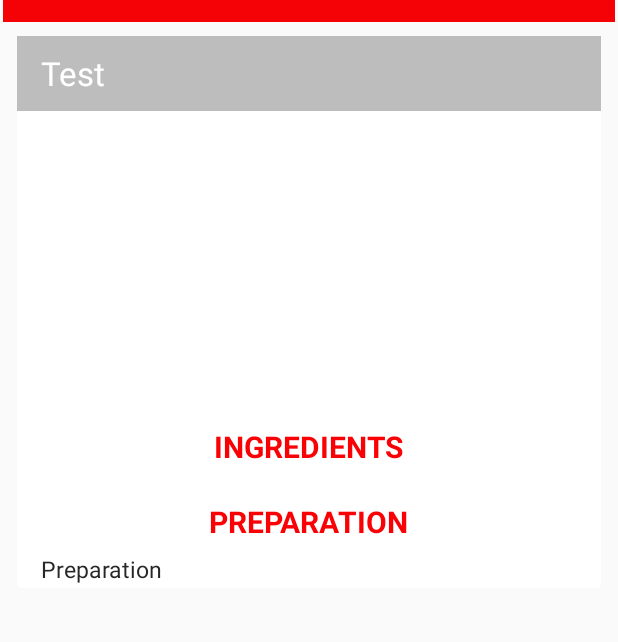
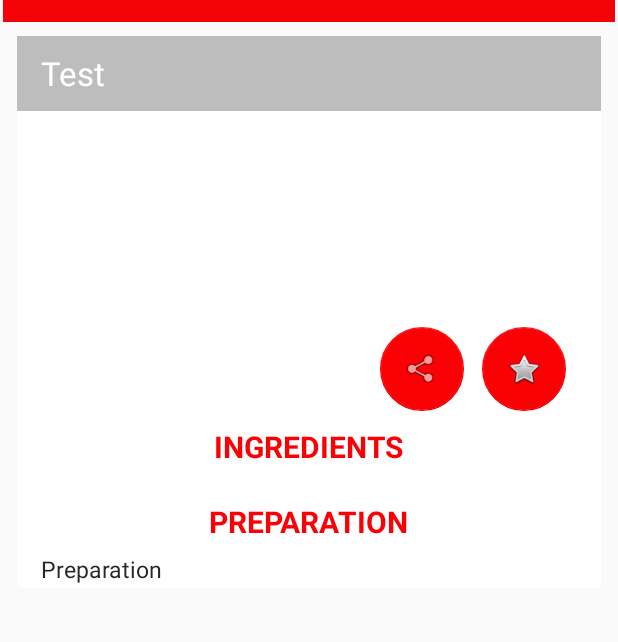
Before and after one commit to TeamKizinLakay/KizinLakay, an Android app: the DetailsActivity screen opened directly, with no data from a screen before it, on a phone screen of 412 x 824 dp, the part 65-707 px from its top. Run offline under Robolectric (Android 15) with nearby library versions, the phone set to English and light mode, and no system bars; our stand-ins replace ButterKnife, Picasso; pictures from the network do not load; 4 statements that could not run were skipped.

Commit message:
share and like floatin button

```diff
--- a/app/src/main/res/layout/activity_details.xml
+++ b/app/src/main/res/layout/activity_details.xml
@@ -19,22 +19,21 @@
         card_view:titleTextColor="@android:color/white" />
 
 
-
     <ScrollView
         android:layout_width="match_parent"
         android:layout_height="match_parent"
-        android:layout_alignParentTop="true"
-        android:layout_alignParentStart="true">
+        android:layout_alignParentStart="true"
+        android:layout_alignParentTop="true">
 
         <android.support.v7.widget.CardView
             android:layout_width="fill_parent"
             android:layout_height="wrap_content"
-            card_view:cardCornerRadius="3dp"
-            android:layout_marginTop="9dp"
+            android:layout_marginBottom="0dp"
             android:layout_marginLeft="9dp"
             android:layout_marginRight="9dp"
-            card_view:cardElevation="0.01dp"
-            android:layout_marginBottom="0dp">
+            android:layout_marginTop="9dp"
+            card_view:cardCornerRadius="3dp"
+            card_view:cardElevation="0.01dp">
 
             <RelativeLayout
                 android:id="@+id/top_layout"
@@ -45,19 +44,20 @@
                     android:id="@+id/ivrecette"
                     android:layout_width="fill_parent"
                     android:layout_height="250dp"
-                    android:scaleType="centerCrop"
-                    android:layout_marginBottom="10dp"/>
+                    android:layout_marginBottom="10dp"
+                    android:scaleType="centerCrop" />
 
                 <TextView
+                    android:id="@+id/textView4"
                     android:layout_width="wrap_content"
                     android:layout_height="wrap_content"
+                    android:layout_below="@+id/ivrecette"
+                    android:layout_centerHorizontal="true"
+                    android:layout_marginBottom="5dp"
                     android:text="INGREDIENTS"
-                    android:textStyle="bold"
+                    android:textColor="@color/colorPrimary"
                     android:textSize="20sp"
-                    android:textColor="@color/colorPrimary"
-                    android:layout_marginBottom="5dp"
-                    android:layout_centerHorizontal="true"
-                    android:layout_below="@+id/ivrecette" />
+                    android:textStyle="bold" />
 
                 <TextView
                     android:id="@+id/titlerecette"
@@ -75,13 +75,12 @@
                     android:textSize="22sp" />
 
 
-
                 <LinearLayout
+                    android:id="@+id/linearIn"
                     android:layout_width="match_parent"
-                    android:id="@+id/linearIn"
                     android:layout_height="wrap_content"
+                    android:layout_below="@+id/ivrecette"
                     android:orientation="vertical"
-                    android:layout_below="@+id/ivrecette"
                     android:weightSum="1">
 
 
@@ -91,12 +90,12 @@
                         android:layout_height="wrap_content"
                         android:layout_alignParentLeft="true"
                         android:layout_marginTop="25dp"
+                        android:layout_weight="3.50"
+                        android:gravity="center"
                         android:textColor="@color/cardview_dark_background"
                         android:textSize="14sp"
                         android:textStyle="bold|italic"
-                        android:gravity="center"
-                        tools:text="Ingredients"
-                        android:layout_weight="3.50"/>
+                        tools:text="Ingredients" />
 
                     <TextView
                         android:id="@+id/prepara"
@@ -115,17 +114,43 @@
 
 
                 <TextView
+
                     android:id="@+id/preparation"
                     android:layout_width="match_parent"
                     android:layout_height="wrap_content"
+                    android:layout_below="@+id/linearIn"
+                    android:paddingBottom="2dp"
                     android:paddingLeft="@dimen/activity_horizontal_margin"
                     android:paddingRight="@dimen/activity_horizontal_margin"
                     android:paddingTop="5dp"
-                    android:paddingBottom="2dp"
+                    android:text="Preparation"
                     android:textColor="#ff272727"
-                    android:textSize="15sp"
-                    android:text="Preparation"
-                    android:layout_below="@+id/linearIn" />
+                    android:textSize="15sp" />
+
+
+                <android.support.design.widget.FloatingActionButton
+                    android:id="@+id/btnfavorite"
+                    android:layout_width="wrap_content"
+                    android:layout_height="wrap_content"
+                    android:layout_gravity="bottom|end"
+                    android:layout_marginLeft="@dimen/fab_margin"
+                    android:layout_marginRight="@dimen/fab_margin"
+                    card_view:srcCompat="@android:drawable/btn_star"
+                    android:layout_alignBottom="@+id/ivrecette"
+                    android:layout_alignParentEnd="true"
+                    android:layout_marginEnd="23dp" />
+
+                <android.support.design.widget.FloatingActionButton
+                    android:id="@+id/btnshare"
+                    android:layout_width="wrap_content"
+                    android:layout_height="wrap_content"
+                    android:layout_gravity="bottom|end"
+                    android:layout_marginLeft="@dimen/fab_margin"
+                    android:layout_marginRight="@dimen/fab_margin"
+                    card_view:srcCompat="@android:drawable/ic_menu_share"
+                    android:layout_marginEnd="12dp"
+                    android:layout_alignBottom="@+id/ivrecette"
+                    android:layout_toStartOf="@+id/btnfavorite" />
             </RelativeLayout>
         </android.support.v7.widget.CardView>
     </ScrollView>
```
Also changed, not shown: app/src/main/res/layout/activity_login.xml (+28 -25 lines), app/src/main/res/drawable-hdpi/ic_share.png (added), app/src/main/res/drawable-mdpi/ic_share.png (added), app/src/main/res/drawable-xhdpi/ic_share.png (added), app/src/main/res/drawable-xxhdpi/ic_share.png (added).
